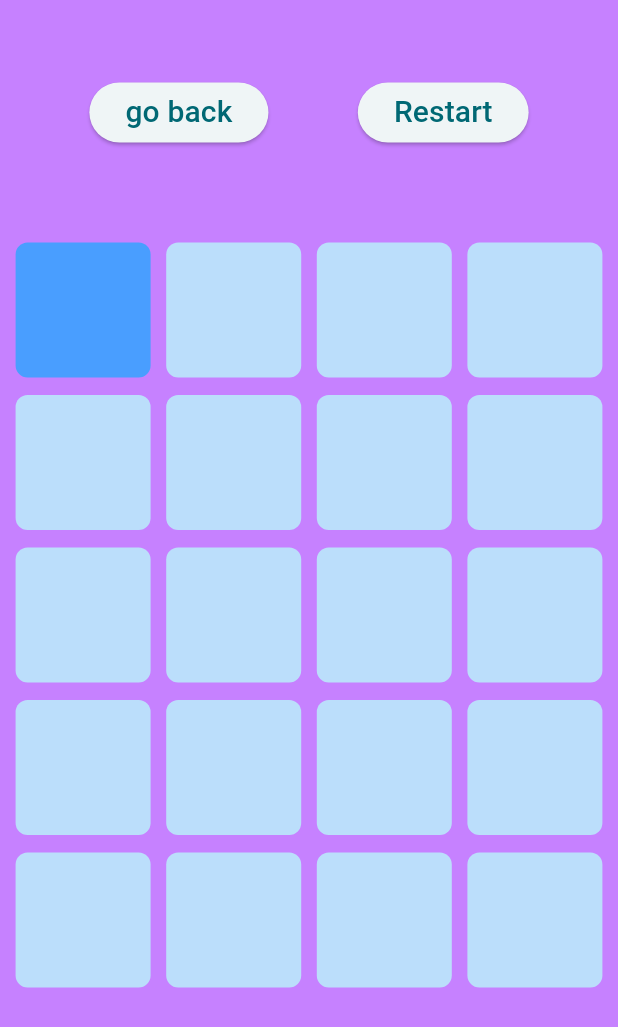
After one commit to EdaZeynepU/memory_games, a Flutter app: the GameSelectionPage screen opened directly, after a tap on "Follow the Flow", on a phone screen of 412 x 824 dp. The commit adds this screen. Shown: the top 1027 px of the screen. Run offline on Flutter 3.47's test engine with Material 2 defaults, Android fonts, the phone set to English and light mode, and no system bars; our stand-ins replace google_fonts.

Commit message:
new game added

```diff
--- a/lib/constants/main_colors.dart
+++ b/lib/constants/main_colors.dart
@@ -5,5 +5,5 @@ class MainColor{
   static Color secondaryColor= Color(0xFF499EFF);
   static Color accentColor= Color(0xFFFFE7A7);
   static Color dangerColor= Color(0xFFF14526);
-  static Color successColor= Color(0xFF66FD35);
+  static Color successColor= Color(0xFF25A101);
 }
--- /dev/null
+++ b/lib/games/follow_flow.dart
@@ -0,0 +1,216 @@
+import 'package:flutter/material.dart';
+import 'dart:math';
+import 'package:memory_games/constants/main_colors.dart';
+import 'package:memory_games/screens/game_selection_page.dart';
+import 'dart:async';
+
+class FollowFlow extends StatefulWidget {
+  const FollowFlow({Key? key}) : super(key: key);
+
+  @override
+  State<FollowFlow> createState() => _FollowFlowState();
+}
+
+class _FollowFlowState extends State<FollowFlow> {
+  int row=5;
+  int col=4;
+  List<int> chosenFlow=[];
+  List<int> userGuess=[];
+  int tracker=1;
+  int level=1;
+  late int current;
+  late Timer timer;
+
+  @override
+  void initState() {
+    // TODO: implement initState
+    super.initState();
+    restartHelper();
+  }
+
+  @override
+  void dispose() {
+    // Cancel the timer when the widget is disposed
+    timer.cancel();
+    super.dispose();
+  }
+
+  void restartHelper(){
+    for(int i=0;i<level;i++){
+      chosenFlow.add(Random().nextInt(row*col));
+    }
+
+    current=chosenFlow[0];
+    Timer(Duration(milliseconds: 1200),() {
+      setState(() {
+        current=-1;
+      });
+    });
+
+    timer = Timer.periodic(Duration(milliseconds: 1300), (Timer t) {
+      if (tracker!=chosenFlow.length) {
+        setState(() {
+          current=chosenFlow[tracker];
+        });
+        tracker++;
+        Timer(Duration(milliseconds: 1000),() {
+          setState(() {
+            current=-1;
+          });
+        },);
+      }
+      else {
+        current=-1;
+        timer.cancel();
+      }
+
+    });
+
+  }
+
+  void restart() {
+    setState(() {
+      chosenFlow.clear();
+      userGuess.clear();
+      tracker=1;
+      restartHelper();
+    });
+  }
+
+  @override
+  Widget build(BuildContext context) {
+    return Scaffold(
+      backgroundColor: MainColor.primaryColor,
+      body: Center(
+        child: Column(
+          children: [
+            SizedBox(
+              height: 150,
+              child: Flex(
+                direction: Axis.horizontal,
+                mainAxisAlignment: MainAxisAlignment.spaceEvenly,
+                children: [
+                  ElevatedButton(
+                      onPressed: () {
+                        Navigator.of(context).pop();
+                      },
+                      child: Text(
+                        "go back",
+                        style: TextStyle(fontSize: 20),
+                      )),
+                  ElevatedButton(
+                      onPressed: () {
+                        restart();
+                      },
+                      child: Text(
+                        "Restart",
+                        style: TextStyle(fontSize: 20),
+                      )),
+                ],
+              ),
+            ),
+            SizedBox(
+              height: 520,
+              child: Column(
+                mainAxisAlignment: MainAxisAlignment.spaceEvenly,
+                crossAxisAlignment: CrossAxisAlignment.center,
+                children: [
+
+                  for(int j=0;j<row;j++)
+                  Flex(
+                    direction: Axis.horizontal,
+                    mainAxisAlignment: MainAxisAlignment.spaceEvenly,
+                    children: [
+                      for(int i=0;i<col;i++)
+                        GestureDetector(
+                          onTap: (){
+                            if(userGuess.length<chosenFlow.length){
+                              userGuess.add(j*4+i);
+                              if(userGuess.length==chosenFlow.length){
+                                if(areEqual(userGuess,chosenFlow)){
+                                  setState(() {
+                                    level+=1;
+                                  });
+                                  final snackBar = SnackBar(
+                                    backgroundColor: MainColor.successColor,
+                                    duration: Duration(milliseconds: 1000),
+                                    content: const Text('Correct',style: TextStyle(fontSize: 40, color:Colors.white70),textAlign: TextAlign.center),
+                                  );
+
+                                  ScaffoldMessenger.of(context).showSnackBar(snackBar);
+                                  Timer(Duration(milliseconds: 1600),(){
+                                    restart();
+                                  });
+                                }else{
+                                  _showAlertDialog();
+                                }
+                              }
+                            }
+                          },
+                          child: AnimatedContainer(
+                            decoration: BoxDecoration(
+                              borderRadius: BorderRadius.all(Radius.circular(8)),
+                                color: current==(j*4+i) ? MainColor.secondaryColor: Colors.blue.shade100,
+                            ),
+                            width: 90,
+                            height: 90,
+                            duration: Duration(milliseconds: 500),
+                            curve: Curves.easeIn,
+
+                          ),
+                        ),
+
+                    ],
+
+                  ),
+                ],
+              ),
+            ),
+          ],
+        ),
+      ),
+    );
+  }
+  bool areEqual(List<int> list1,List<int> list2){
+    bool areListsEqual2=true;
+    for (int i = 0; i < list1.length; i++) {
+      if (list1[i] != list2[i]) {
+        areListsEqual2= false;
+        break;
+      }
+    }
+    return areListsEqual2;
+  }
+  Future<void> _showAlertDialog() async {
+    return showDialog<void>(
+      barrierDismissible: false,
+      context: context,
+      builder: (BuildContext context) {
+        return AlertDialog(
+          title: Text('level: ${level}'),
+          content: SingleChildScrollView(
+            child: ListBody(
+              children: <Widget>[
+                Text("You lost. Wanna play again?"),
+              ],
+            ),
+          ),
+          actions: <Widget>[
+            TextButton(
+              child: const Text('try again'),
+              onPressed: () {
+                Navigator.of(context).pop();
+              },
+            ),
+            TextButton(
+              child: const Text('go back to games'),
+              onPressed: () {
+                Navigator.push(context, MaterialPageRoute(builder: (context)=> GameSelectionPage(),));
+              },
+            ),
+          ],
+        );
+      },
+    );
+  }
+}
--- a/lib/games/match_colors.dart
+++ b/lib/games/match_colors.dart
@@ -83,8 +83,6 @@ class _MatchcolorsState extends State<Matchcolors> {
       prevColor = null;
       prev = [];
       isTappedList = [];
-      // print(colorsInit);
-      // print("-------");
     });
   }
 
--- a/lib/games/remember_number.dart
+++ b/lib/games/remember_number.dart
@@ -152,7 +152,7 @@ class _RememberNumberState extends State<RememberNumber> {
                   child: Text("-Done-")),
             ] else ...[
               Container(
-                color: bgIndicator? Colors.blue[900]:Colors.yellow,
+                color: bgIndicator? Colors.blue[900]:MainColor.primaryColor,
                 padding: EdgeInsets.only(left: 30,right: 30,bottom: 10,top: 10),
                 child: Text(
                   "${numPart}",
--- a/lib/screens/game_selection_page.dart
+++ b/lib/screens/game_selection_page.dart
@@ -5,6 +5,7 @@ import '../games/match_colors.dart';
 import '../games/match_cards.dart';
 import '../games/remember_number.dart';
 import '../screens/home_page.dart';
+import '../games/follow_flow.dart';
 
 class GameSelectionPage extends StatefulWidget {
   const GameSelectionPage({Key? key}) : super(key: key);
@@ -88,12 +89,12 @@ class _GameSelectionPageState extends State<GameSelectionPage> {
                       mainAxisAlignment: MainAxisAlignment.spaceEvenly,
                       children: [
                         GameOptionCard(
-                            gameName: "oyun3",
-                            img: "images/img.jpg",
+                            gameName: "Follow the Flow",
+                            img: "images/follow_flow.jpg",
                             gamePage: (BuildContext context) {
-                              // Navigator.of(context).push(MaterialPageRoute(
-                              //   builder: (context) => HomePage(),//for now
-                              // ));
+                              Navigator.of(context).push(MaterialPageRoute(
+                                builder: (context) => FollowFlow(),
+                              ));
                             }),
                         GameOptionCard(
                           gameName: "back to home",
```
Also changed, not shown: images/follow_flow.jpg (added).
